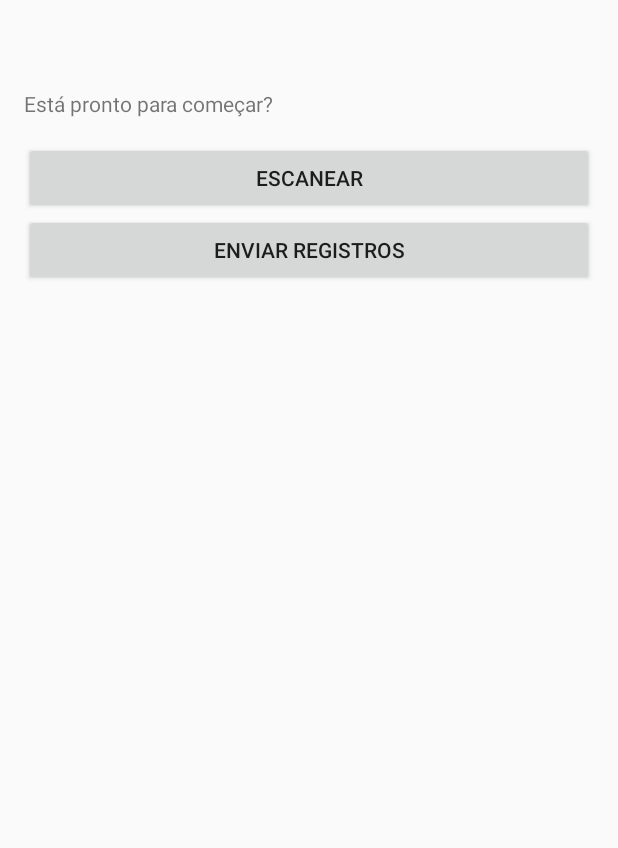
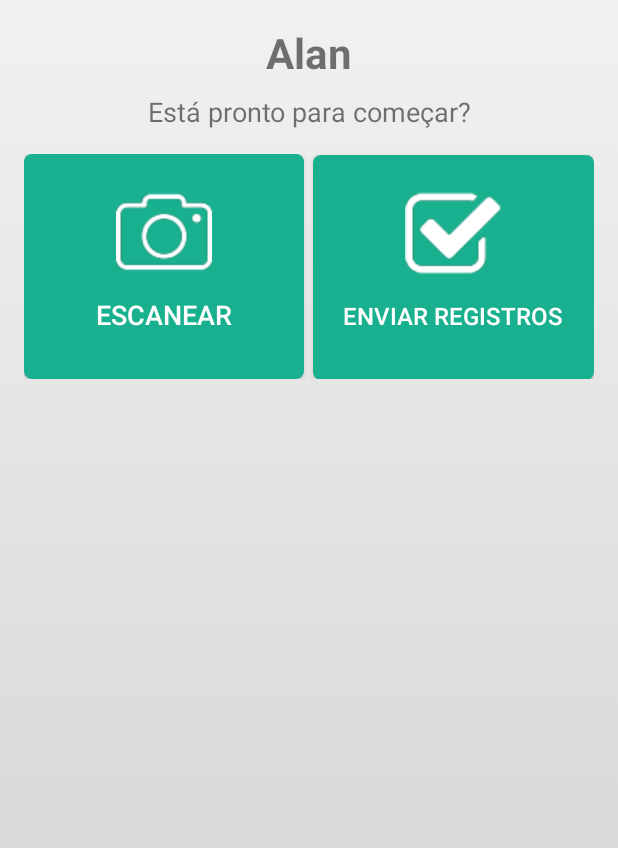
Before and after one commit to alan-ssantos/ReciclaMais, an Android app: the FuncionarioActivity screen opened directly, with no data from a screen before it, on a phone screen of 412 x 824 dp. Shown: the top 848 px of the screen. Run offline under Robolectric (Android 15) with nearby library versions, the phone set to English and light mode, and no system bars; 1 statement that could not run was skipped.

Commit message:
Estilização tela de funcionário

```diff
--- a/app/src/main/res/layout/activity_funcionario.xml
+++ b/app/src/main/res/layout/activity_funcionario.xml
@@ -2,36 +2,57 @@
     android:layout_height="match_parent"
     android:orientation="vertical"
     android:padding="16dp"
+    android:background="@drawable/main_background_color"
     xmlns:android="http://schemas.android.com/apk/res/android">
 
     <TextView
         android:layout_width="match_parent"
         android:layout_height="wrap_content"
-        android:textSize="32sp"
-        android:textAllCaps="true"
-        android:textStyle="bold"
-        android:text=""
+        style="@style/TitleStyle"
+        android:text="Alan"
         android:id="@+id/txtFuncNome"/>
 
     <TextView
         android:layout_width="match_parent"
         android:layout_height="wrap_content"
         android:text="Está pronto para começar?"
-        android:layout_marginBottom="16dp"
+        style="@style/SubtitleStyle"
         android:id="@+id/txtFuncDescricao"/>
 
-    <Button
-        android:layout_width="match_parent"
+    <LinearLayout
+        android:layout_marginTop="16dp"
+        android:layout_width="fill_parent"
         android:layout_height="wrap_content"
-        android:text="@string/escanear"
-        android:id="@+id/btnEscanear"
-        android:onClick="abrirScanner"/>
+        android:weightSum="2"
+        android:orientation="horizontal">
 
-    <Button
-        android:id="@+id/btnEnviar"
-        android:layout_width="match_parent"
-        android:layout_height="wrap_content"
-        android:onClick="abrirLista"
-        android:text="Enviar registros" />
+        <Button
+            android:id="@+id/btnEscanear"
+            android:padding="20dp"
+            android:layout_width="0dp"
+            style="@style/ButtonStyle"
+            android:layout_marginRight="6dp"
+            android:layout_height="150dp"
+            android:drawableTop="@drawable/icone_camera"
+            android:layout_weight="1"
+            android:textColor="#ffffff"
+            android:textSize="18sp"
+            android:text="@string/escanear"
+            android:onClick="abrirScanner"/>
+
+        <Button
+            android:id="@+id/btnEnviar"
+            style="@style/ButtonStyle"
+            android:layout_width="0dp"
+            android:layout_height="150dp"
+            android:layout_weight="1"
+            android:drawableTop="@drawable/icone_check"
+            android:onClick="abrirLista"
+            android:padding="20dp"
+            android:text="Enviar registros"
+            android:textColor="#ffffff"
+            android:textSize="16sp" />
+
+    </LinearLayout>
 
 </LinearLayout>
```
Also changed, not shown: app/src/main/res/drawable/icone_camera.png (added), app/src/main/res/drawable/icone_check.png (added).
